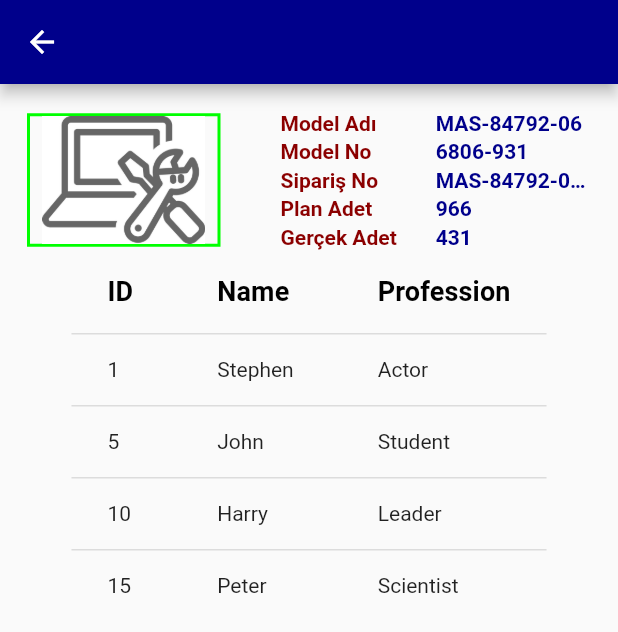
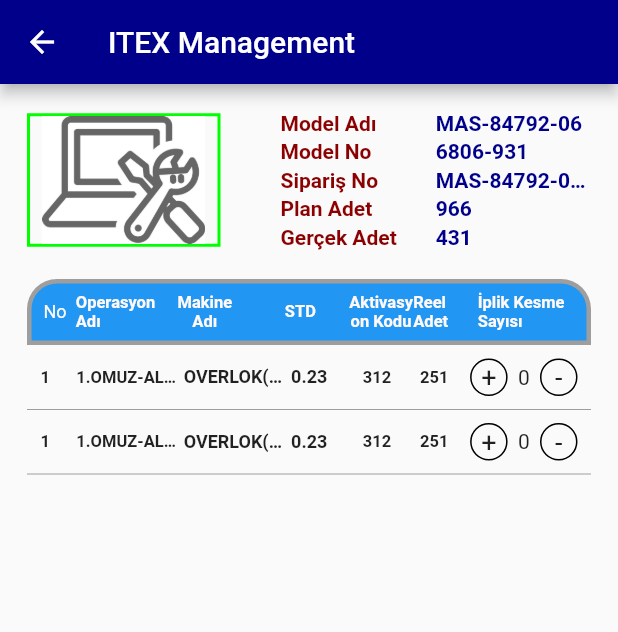
Before and after one commit to yusufozby/ITEX_Management, a Flutter app: the ITEXModelScreen screen opened directly, on a phone screen of 412 x 824 dp. Shown: the top 632 px of the screen. Run offline on Flutter 3.47's test engine with Material 2 defaults, Android fonts, the phone set to English and light mode, and no system bars; our stand-ins replace flutter_riverpod, percent_indicator.

Commit message:
first commit

```diff
--- a/lib/main.dart
+++ b/lib/main.dart
@@ -15,7 +15,7 @@
   );
 
   runApp(
-    ProviderScope(child: const App(),)
+  const  ProviderScope(child: const App(),)
   );
 }
 
--- a/lib/models/ITEXLine.dart
+++ b/lib/models/ITEXLine.dart
@@ -7,7 +7,7 @@
 
 import 'package:uuid/uuid.dart';
 
-final  uuid = Uuid();
+final  uuid =  Uuid();
 
 class ITEXLine {
   final String id;
--- a/lib/screens/itex_lines.dart
+++ b/lib/screens/itex_lines.dart
@@ -19,7 +19,7 @@
       child: Column(children: [
 
 const   Text('Hatlar',style: TextStyle(fontWeight: FontWeight.bold,fontSize: 20),)  ,
-Divider(color: Theme.of(context).colorScheme.onBackground.withOpacity(0.2),height: 3,endIndent: 0,
+Divider(color: Theme.of(context).colorScheme.onBackground.withOpacity(0.3),height: 10,endIndent: 0,
       ),
 
       ],),
--- a/lib/screens/itex_model.dart
+++ b/lib/screens/itex_model.dart
@@ -1,4 +1,5 @@
 import 'package:flutter/material.dart';
+import 'package:itmtechsoft/widgets/ITEX_modelItem.dart';
 
 class ITEXModelScreen extends StatelessWidget {
   const ITEXModelScreen({super.key});
@@ -6,7 +7,10 @@
   @override
   Widget build(BuildContext context) {
     return Scaffold(
-      appBar: AppBar(),
+      appBar: AppBar(
+        title: Text('ITEX Management'),
+        centerTitle: false,
+      ),
       body: Padding(padding:const EdgeInsets.all(18),
       child: Column(
         children: [
@@ -54,44 +58,49 @@
 
 
           ],),
-             DataTable(
-              columns: [
-                DataColumn(label: Text(
-                    'ID',
-                    style: TextStyle(fontSize: 18, fontWeight: FontWeight.bold)
-                )),
-                DataColumn(label: Text(
-                    'Name',
-                    style: TextStyle(fontSize: 18, fontWeight: FontWeight.bold)
-                )),
-                DataColumn(label: Text(
-                    'Profession',
-                    style: TextStyle(fontSize: 18, fontWeight: FontWeight.bold)
-                )),
-              ],
-              rows: [
-                DataRow(cells: [
-                  DataCell(Text('1')),
-                  DataCell(Text('Stephen')),
-                  DataCell(Text('Actor')),
-                ]),
-                DataRow(cells: [
-                  DataCell(Text('5')),
-                  DataCell(Text('John')),
-                  DataCell(Text('Student')),
-                ]),
-                DataRow(cells: [
-                  DataCell(Text('10')),
-                  DataCell(Text('Harry')),
-                  DataCell(Text('Leader')),
-                ]),
-                DataRow(cells: [
-                  DataCell(Text('15')),
-                  DataCell(Text('Peter')),
-                  DataCell(Text('Scientist')),
-                ]),
-              ],
-            ),
+const SizedBox(height: 20,),
+Container(
+  width: double.infinity,
+  decoration: BoxDecoration(border: Border.all(width: 3,color:Colors.grey),color: Colors.blue,borderRadius: BorderRadius.only(topLeft: Radius.circular(20),topRight: Radius.circular(20))),
+
+  padding:const EdgeInsets.symmetric(horizontal: 8,vertical: 6),
+  child: Row(
+    mainAxisAlignment: MainAxisAlignment.start,
+    children: [
+      Expanded( child: Text('No',style: TextStyle(fontSize: 12,color: Theme.of(context).colorScheme.background),),),
+          Expanded(flex: 3,child:   Text('Operasyon Adı',style: TextStyle(color: Theme.of(context).colorScheme.background,fontSize: 11,fontWeight: FontWeight.bold),) ,
+
+    ),
+              Expanded(flex: 2,child:
+              Center(
+                child:Text('Makine Adı',style: TextStyle(color: Theme.of(context).colorScheme.background,fontSize: 11,fontWeight: FontWeight.bold),textAlign: TextAlign.center,) ,
+              )
+
+              ),
+             const SizedBox(width: 10,),
+                  Expanded(flex: 3,child:
+                  Center(
+                    child:    Text('STD',style: TextStyle(fontSize: 11,fontWeight: FontWeight.bold,color: Theme.of(context).colorScheme.background),textAlign: TextAlign.center,)),
+                  )
+  ,
+                      Expanded(flex: 2,child:
+
+                      Center(
+                        child:Text('Aktivasyon Kodu',style: TextStyle(fontSize: 11,fontWeight: FontWeight.bold,color: Theme.of(context).colorScheme.background),textAlign:TextAlign.center,) ,
+                      )
+                       ),
+                          Expanded(flex: 2,child:
+                          Center(
+                           child: Text('Reel Adet',style: TextStyle(fontSize: 11,fontWeight: FontWeight.bold,color: Theme.of(context).colorScheme.background)
+                          )
+                        )),
+                              Expanded(flex: 3,child: Text('İplik Kesme Sayısı',style: TextStyle(fontSize: 11,fontWeight: FontWeight.bold,color: Theme.of(context).colorScheme.background),)),
+    ],
+  ),
+),
+
+           const ITEXModelItem(),
+          const  ITEXModelItem()
         ],
       ),
       )
--- /dev/null
+++ b/lib/widgets/ITEX_modelItem.dart
@@ -0,0 +1,113 @@
+import 'package:flutter/material.dart';
+import 'package:itmtechsoft/screens/itex_model_detail.dart';
+
+class ITEXModelItem extends StatelessWidget {
+  const ITEXModelItem({super.key});
+
+  @override
+  Widget build(BuildContext context) {
+    return InkWell(
+      onTap: (){
+  Navigator.of(context).push(MaterialPageRoute(builder: (ctx) =>const ITEXModelDetailScreen()));
+      },
+    child:    Container(
+
+      child: Column(
+
+      children: [
+        Container(
+          padding: EdgeInsets.all(9),
+          child:    Row(
+          crossAxisAlignment: CrossAxisAlignment.center,
+          children: [
+            Expanded(child:
+
+
+             Text('1',style: TextStyle(fontSize: 11,fontWeight: FontWeight.bold),)) ,
+             Expanded(flex: 3,child:
+
+              Text('1.OMUZ-ALMLEEEEET',style: TextStyle(fontSize: 11,fontWeight: FontWeight.bold),overflow: TextOverflow.ellipsis,) ,
+
+
+              ),
+              Expanded(flex: 3,child:
+
+            Text('OVERLOK(4 ip)',style: TextStyle(fontSize: 12,fontWeight: FontWeight.bold),overflow: TextOverflow.ellipsis,) ,
+
+              ),
+               Expanded(flex: 2,child: Text('0.23',style: TextStyle(fontSize: 12,fontWeight: FontWeight.bold),)),
+                Expanded(child:
+
+                  Text('312',style: TextStyle(fontSize: 11,fontWeight: FontWeight.bold),) ,
+
+                ),
+                 Expanded(flex: 2,child:
+                  Center(
+                  child:Text('251',style: TextStyle(fontSize: 11,fontWeight: FontWeight.bold),) ,
+                )
+
+              ),
+                  Expanded(flex: 3,child: Row(
+                    mainAxisAlignment: MainAxisAlignment.spaceBetween,
+                    children: [
+                      Container(
+                        alignment: Alignment.center,
+             width: 25.0,
+             height: 25.0,
+             decoration: BoxDecoration(
+
+
+               borderRadius: BorderRadius.all( Radius.circular(12.5)),
+               border: Border.all(
+
+                 width: 1.0,
+               ),
+             ),
+             child:
+
+             Text('+',style: TextStyle(fontSize: 18),),
+           ),
+           SizedBox(width: 3,),
+           Text('0'),
+           SizedBox(width: 3,),
+           Container(
+                        alignment: Alignment.center,
+             width: 25.0,
+             height: 25.0,
+             decoration: BoxDecoration(
+
+
+               borderRadius: BorderRadius.all( Radius.circular(12.5)),
+               border: Border.all(
+
+                 width: 1.0,
+               ),
+             ),
+             child:
+
+             Text('-',style: TextStyle(fontSize: 18),),
+           ),
+
+                    ],
+                  )),
+
+          ],
+
+        ) ,
+        ),
+
+        Divider(color: Colors.grey,height: 0,)
+      ],
+    ),
+    ),
+    );
+
+
+
+
+
+
+
+
+  }
+}
--- a/lib/widgets/ITEX_setting.dart
+++ b/lib/widgets/ITEX_setting.dart
@@ -1,6 +1,6 @@
 import 'package:flutter/material.dart';
 import 'package:itmtechsoft/models/ITEXSetting.dart';
-import 'package:itmtechsoft/screens/itex_lines.dart';
+
 
 class ITEXSettingItem extends StatelessWidget {
   const ITEXSettingItem({super.key,required this.setting});
@@ -21,7 +21,7 @@
   child: ListTile(
         title:
  Center(
-  child:  Text(setting.title,style:const TextStyle(letterSpacing: 0.5,fontSize: 16),) ,
+  child:  Text(setting.title,style:const TextStyle(letterSpacing: 0.5,fontSize: 16),textAlign: TextAlign.center,) ,
 ),
 trailing:const SizedBox(width: 60,),
 contentPadding:const EdgeInsets.all(20),
```
Also changed, not shown: lib/screens/itex_model_detail.dart (added, +89 -0 lines), lib/widgets/ITEX_operation.dart (added, +10 -0 lines).
